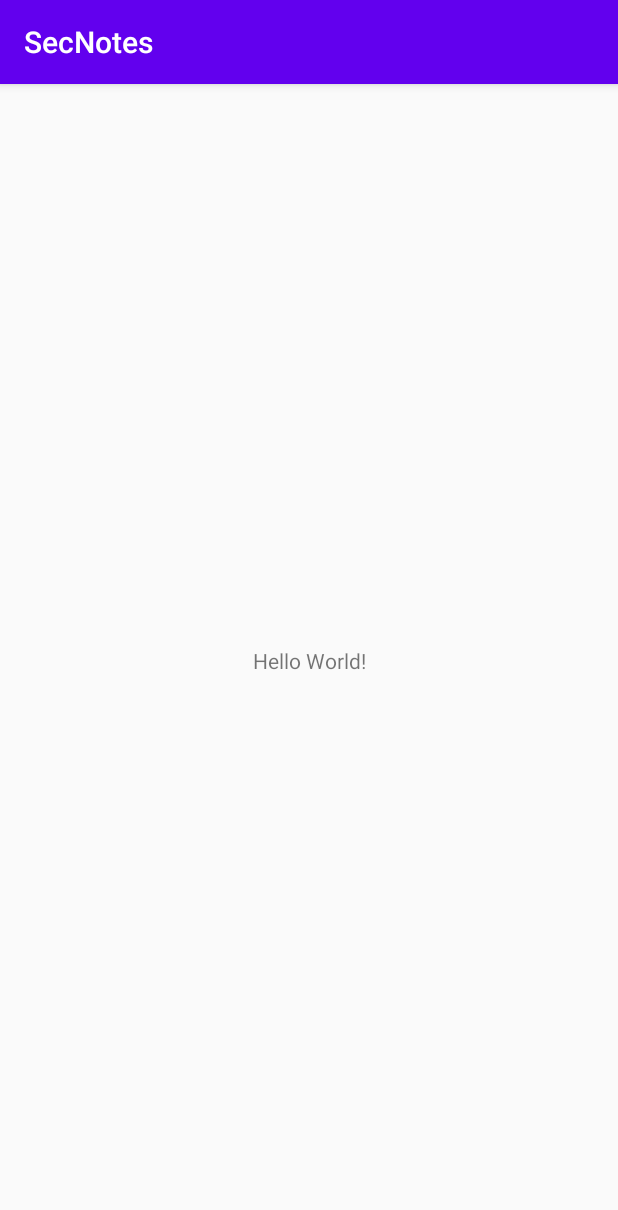
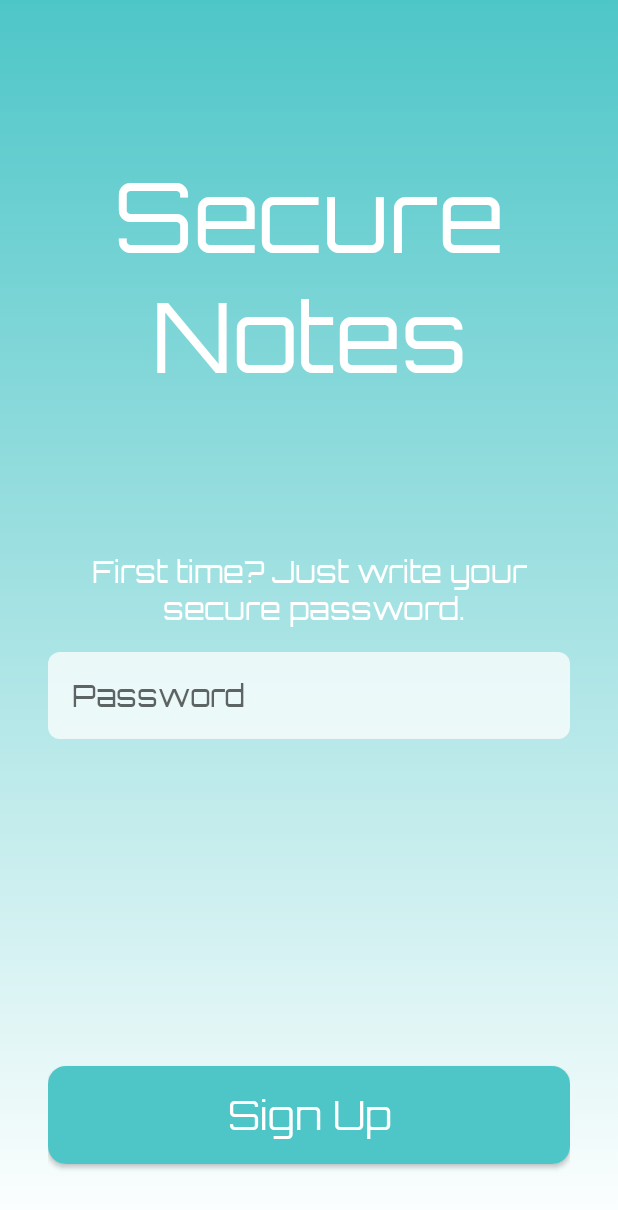
Before and after one commit to CrispyPigeon/JavaSecNotes, an Android app: the screen it shows after launch (MainActivity), on a phone screen of 412 x 824 dp. Shown: the top 1210 px of the screen. Run offline under Robolectric (Android 15) with nearby library versions, the phone set to English and light mode, and no system bars.

Commit message:
Debug Commit 1 - Login page UI implemented. Added new font, dimens, strings, styles. Added design templates.

```diff
--- a/app/src/main/AndroidManifest.xml
+++ b/app/src/main/AndroidManifest.xml
@@ -9,7 +9,7 @@
         android:roundIcon="@mipmap/ic_launcher_round"
         android:supportsRtl="true"
         android:theme="@style/AppTheme">
-        <activity android:name=".MainActivity">
+        <activity android:name="._views.main.MainActivity">
             <intent-filter>
                 <action android:name="android.intent.action.MAIN" />
 
--- a/app/src/main/java/by/crispypigeon/secnotes/MainActivity.java
+++ b/app/src/main/java/by/crispypigeon/secnotes/_views/main/MainActivity.java
@@ -1,8 +1,10 @@
-package by.crispypigeon.secnotes;
+package by.crispypigeon.secnotes._views.main;
 
 import androidx.appcompat.app.AppCompatActivity;
 
 import android.os.Bundle;
+
+import by.crispypigeon.secnotes.R;
 
 public class MainActivity extends AppCompatActivity {
 
@@ -10,5 +12,6 @@ public class MainActivity extends AppCompatActivity {
     protected void onCreate(Bundle savedInstanceState) {
         super.onCreate(savedInstanceState);
         setContentView(R.layout.activity_main);
+
     }
 }
--- /dev/null
+++ b/app/src/main/res/drawable/acceptbutton.xml
@@ -0,0 +1,12 @@
+<?xml version="1.0" encoding="utf-8"?>
+<shape xmlns:android="http://schemas.android.com/apk/res/android"
+       android:shape="rectangle">
+
+    <solid android:color="@color/colorGradientTop" />
+
+    <corners
+        android:bottomLeftRadius="12dp"
+        android:bottomRightRadius="12dp"
+        android:topLeftRadius="12dp"
+        android:topRightRadius="12dp" />
+</shape>
--- /dev/null
+++ b/app/src/main/res/drawable/entryframe.xml
@@ -0,0 +1,14 @@
+<?xml version="1.0" encoding="utf-8"?>
+<shape
+    xmlns:android="http://schemas.android.com/apk/res/android"
+    android:shape="rectangle">
+
+    <solid
+        android:color="@color/colorEntryFrame"/>
+
+    <corners
+        android:bottomRightRadius="8dp"
+        android:bottomLeftRadius="8dp"
+        android:topLeftRadius="8dp"
+        android:topRightRadius="8dp"/>
+</shape>
--- /dev/null
+++ b/app/src/main/res/drawable/gradient_background.xml
@@ -0,0 +1,11 @@
+<?xml version="1.0" encoding="utf-8"?>
+<selector xmlns:android="http://schemas.android.com/apk/res/android">
+    <item>
+        <shape>
+            <gradient
+                android:startColor="@color/colorGradientTop"
+                android:endColor="@color/colorGradientBottom"
+                android:angle="270"/>
+        </shape>
+    </item>
+</selector>
--- a/app/src/main/res/layout/activity_main.xml
+++ b/app/src/main/res/layout/activity_main.xml
@@ -4,15 +4,69 @@
     xmlns:tools="http://schemas.android.com/tools"
     android:layout_width="match_parent"
     android:layout_height="match_parent"
-    tools:context=".MainActivity">
+    android:background="@drawable/gradient_background"
+    tools:context="._views.main.MainActivity"
+    android:padding="@dimen/hugeMargin">
+
+    <androidx.constraintlayout.widget.Guideline
+        android:id="@+id/line_1"
+        android:orientation="horizontal"
+        app:layout_constraintGuide_percent="0.4"
+        android:layout_width="wrap_content"
+        android:layout_height="wrap_content"/>
 
     <TextView
         android:layout_width="wrap_content"
         android:layout_height="wrap_content"
-        android:text="Hello World!"
-        app:layout_constraintBottom_toBottomOf="parent"
+        android:text="@string/app_name"
+        android:gravity="center"
+        android:textColor="@color/colorPrimaryText"
+        android:textSize="64sp"
+        android:fontFamily="@font/orbitron"
+        app:layout_constraintTop_toTopOf="parent"
+        app:layout_constraintBottom_toTopOf="@id/line_1"
         app:layout_constraintLeft_toLeftOf="parent"
-        app:layout_constraintRight_toRightOf="parent"
-        app:layout_constraintTop_toTopOf="parent" />
+        app:layout_constraintRight_toRightOf="parent"/>
+
+    <TextView
+        android:id="@+id/descriptionTextView"
+        android:layout_width="wrap_content"
+        android:layout_height="wrap_content"
+        android:layout_marginTop="@dimen/hugeMargin"
+        android:textColor="@color/colorPrimaryText"
+        android:fontFamily="@font/orbitron"
+        android:text="@string/signUpDescription"
+        android:gravity="center"
+        android:textSize="20sp"
+        app:layout_constraintTop_toBottomOf="@id/line_1"
+        app:layout_constraintLeft_toLeftOf="parent"
+        app:layout_constraintRight_toRightOf="parent"/>
+
+    <EditText
+        android:layout_width="match_parent"
+        android:layout_height="wrap_content"
+        android:inputType="textPassword"
+        android:background="@drawable/entryframe"
+        android:hint="@string/password"
+        android:fontFamily="@font/orbitron"
+        android:textSize="20sp"
+        android:padding="@dimen/mediumMargin"
+        android:layout_marginTop="@dimen/mediumMargin"
+        app:layout_constraintTop_toBottomOf="@id/descriptionTextView"
+        app:layout_constraintLeft_toLeftOf="parent"
+        app:layout_constraintRight_toRightOf="parent"/>
+
+    <Button
+        android:layout_width="match_parent"
+        android:layout_height="wrap_content"
+        android:layout_marginBottom="@dimen/mediumMargin"
+        android:textSize="26sp"
+        android:padding="@dimen/mediumMargin"
+        android:fontFamily="@font/orbitron"
+        android:textFontWeight="500"
+        android:background="@drawable/acceptbutton"
+        android:textColor="@color/colorPrimaryText"
+        android:text="@string/signUp"
+        app:layout_constraintBottom_toBottomOf="parent"/>
 
 </androidx.constraintlayout.widget.ConstraintLayout>
--- /dev/null
+++ b/app/src/main/res/layout/fragment_notes.xml
@@ -0,0 +1,11 @@
+<?xml version="1.0" encoding="utf-8"?>
+<androidx.constraintlayout.widget.ConstraintLayout
+    xmlns:android="http://schemas.android.com/apk/res/android"
+    android:layout_width="match_parent"
+    android:layout_height="match_parent">
+
+    <include layout="@layout/toolbar"/>
+
+
+
+</androidx.constraintlayout.widget.ConstraintLayout>
--- /dev/null
+++ b/app/src/main/res/layout/toolbar.xml
@@ -0,0 +1,24 @@
+<?xml version="1.0" encoding="utf-8"?>
+<androidx.appcompat.widget.Toolbar
+    xmlns:android="http://schemas.android.com/apk/res/android"
+    android:layout_width="match_parent"
+    android:layout_height="?attr/actionBarSize"
+    android:background="@color/colorTransparent">
+
+    <RelativeLayout
+        android:layout_width="match_parent"
+        android:layout_height="match_parent">
+
+        <TextView
+            android:layout_width="wrap_content"
+            android:layout_height="wrap_content"
+            android:layout_centerInParent="true"
+            android:fontFamily="@font/orbitron"
+            android:text="@string/app_name"
+            android:textColor="@color/colorGradientTop"
+            android:textSize="18sp"
+            android:textStyle="bold" />
+
+    </RelativeLayout>
+
+</androidx.appcompat.widget.Toolbar>
--- a/app/src/main/res/values/colors.xml
+++ b/app/src/main/res/values/colors.xml
@@ -3,4 +3,14 @@
     <color name="colorPrimary">#6200EE</color>
     <color name="colorPrimaryDark">#3700B3</color>
     <color name="colorAccent">#03DAC5</color>
+
+    <color name="colorGradientTop">#4ec6c8</color>
+    <color name="colorGradientBottom">#ffffff</color>
+
+    <color name="colorPrimaryText">#ffffff</color>
+    <color name="colorSecondaryText">#303030</color>
+
+    <color name="colorTransparent">#ffffffff</color>
+
+    <color name="colorEntryFrame">#bfffffff</color>
 </resources>
--- /dev/null
+++ b/app/src/main/res/values/dimens.xml
@@ -0,0 +1,12 @@
+<?xml version="1.0" encoding="utf-8"?>
+<resources>
+
+    <dimen name="microMargin">4dp</dimen>
+
+    <dimen name="smallMargin">8dp</dimen>
+
+    <dimen name="mediumMargin">16dp</dimen>
+
+    <dimen name="hugeMargin">32dp</dimen>
+
+</resources>
--- a/app/src/main/res/values/strings.xml
+++ b/app/src/main/res/values/strings.xml
@@ -1,3 +1,7 @@
 <resources>
-    <string name="app_name">SecNotes</string>
+    <string name="app_name" translatable="false">Secure Notes</string>
+    <string name="signUp">Sign Up</string>
+    <string name="signIn">Sign In</string>
+    <string name="signUpDescription">First time? Just write your\n secure password.</string>
+    <string name="password">Password</string>
 </resources>
--- a/app/src/main/res/values/styles.xml
+++ b/app/src/main/res/values/styles.xml
@@ -1,11 +1,15 @@
 <resources>
 
     <!-- Base application theme. -->
-    <style name="AppTheme" parent="Theme.AppCompat.Light.DarkActionBar">
+    <style name="AppTheme" parent="Theme.AppCompat.Light.NoActionBar">
         <!-- Customize your theme here. -->
         <item name="colorPrimary">@color/colorPrimary</item>
         <item name="colorPrimaryDark">@color/colorPrimaryDark</item>
         <item name="colorAccent">@color/colorAccent</item>
+
+        <item name="android:statusBarColor">@color/colorGradientTop</item>
+        <item name="android:windowLightStatusBar">false</item>
+        <item name="android:textAllCaps">false</item>
     </style>
 
 </resources>
```
Also changed, not shown: app/src/main/res/font/orbitron.ttf (added), 4 other files.
